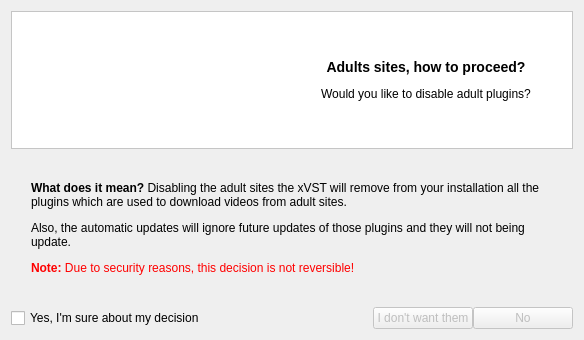
Old version of the form ui/adultspermission.ui in the repository xVST/xVideoServiceThief.
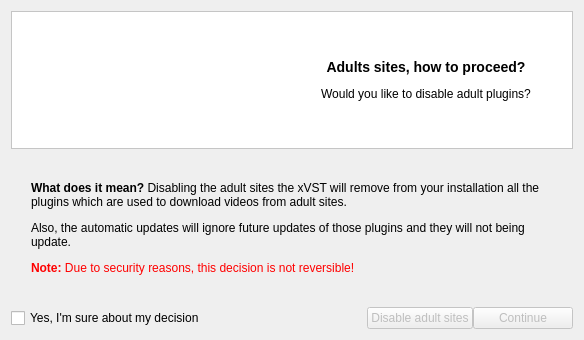
New version of the form. Icons and pictures are not drawn.

What changed in the file:
```diff
--- a/ui/adultspermission.ui
+++ b/ui/adultspermission.ui
@@ -63,7 +63,7 @@
         </size>
        </property>
        <property name="text">
-        <string>I don't want them</string>
+        <string>Disable adult sites</string>
        </property>
       </widget>
      </item>
@@ -79,7 +79,7 @@
         </size>
        </property>
        <property name="text">
-        <string>No</string>
+        <string>Continue</string>
        </property>
        <property name="default">
         <bool>true</bool>
```
